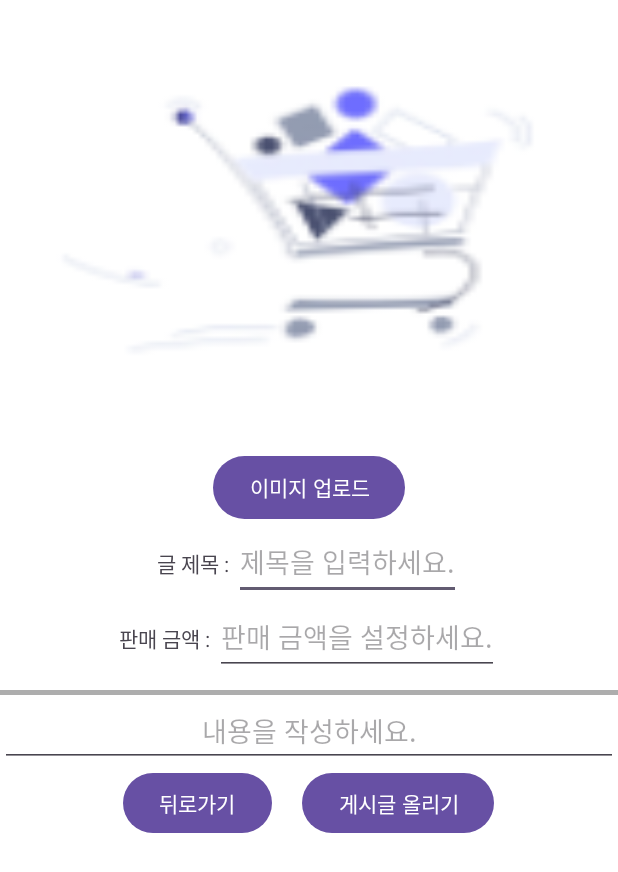
After one commit to keon22han/sealed_secondhand, an Android app: the layout activity_post.xml on its own in the app's theme, with its tools: preview values and no code run, on a phone screen of 412 x 824 dp. The commit adds this screen. Shown: the top 872 px of the screen. Run offline under Robolectric (Android 15) with nearby library versions, the phone set to English and light mode, and no system bars.

Commit message:
Add Post-related code
Add Post-related code

```diff
--- a/app/src/main/AndroidManifest.xml
+++ b/app/src/main/AndroidManifest.xml
@@ -2,6 +2,7 @@
 <manifest xmlns:android="http://schemas.android.com/apk/res/android"
     xmlns:tools="http://schemas.android.com/tools">
     <uses-permission android:name="android.permission.INTERNET"/>
+    <uses-permission android:name="android.permission.READ_EXTERNAL_STORAGE"/>
     <application
         android:allowBackup="true"
         android:dataExtractionRules="@xml/data_extraction_rules"
--- a/app/src/main/java/com/example/sealed_secondhand/db/models/PostListModel.kt
+++ b/app/src/main/java/com/example/sealed_secondhand/db/models/PostListModel.kt
@@ -6,6 +6,8 @@ class PostListModel {
     lateinit var postContent: String
     lateinit var itemImageUrl: String
     lateinit var price: String
-    lateinit var User: User
+    lateinit var user: User
     var saleState: Boolean = true
+
+
 }
--- a/app/src/main/java/com/example/sealed_secondhand/recyclerview/PostListRecyclerAdapter.kt
+++ b/app/src/main/java/com/example/sealed_secondhand/recyclerview/PostListRecyclerAdapter.kt
@@ -9,6 +9,7 @@ import android.widget.TextView
 import androidx.recyclerview.widget.ListAdapter
 import androidx.recyclerview.widget.RecyclerView
 import com.example.sealed_secondhand.MainActivity
+import com.example.sealed_secondhand.PostActivity
 import com.example.sealed_secondhand.R
 import com.example.sealed_secondhand.db.models.PostListModel
 
@@ -57,7 +58,7 @@ class PostListRecyclerAdapter(mainActivity: MainActivity) : ListAdapter<PostList
 
         holder.postListLayout.setOnClickListener {
             // TODO: PostActivity 추가되면 해당 코드 주석 제거
-            // mainActivity.replaceFragment(PostActivity(getItem(position))
+            mainActivity.replaceFragment(PostActivity(mainActivity, getItem(position), false))
         }
     }
 }
--- /dev/null
+++ b/app/src/main/res/layout/activity_post.xml
@@ -0,0 +1,96 @@
+<?xml version="1.0" encoding="utf-8"?>
+<LinearLayout xmlns:android="http://schemas.android.com/apk/res/android"
+    android:layout_width="match_parent"
+    android:layout_height="match_parent"
+    android:gravity="center_horizontal"
+    android:background="@color/white"
+    android:orientation="vertical">
+
+    <ScrollView
+        android:id="@+id/postScrollView"
+        android:layout_width="match_parent"
+        android:layout_height="match_parent">
+        <LinearLayout
+            android:layout_width="match_parent"
+            android:layout_height="match_parent"
+            android:gravity="center_horizontal"
+            android:orientation="vertical">
+            <ImageView
+                android:id="@+id/postImageView"
+                android:layout_width="match_parent"
+                android:layout_height="300dp"
+                android:background="@mipmap/ic_launcher"/>
+            <Button
+                android:id="@+id/imageUploadButton"
+                android:layout_width="wrap_content"
+                android:layout_height="50dp"
+                android:text="이미지 업로드"/>
+            <LinearLayout
+                android:layout_width="match_parent"
+                android:layout_height="wrap_content"
+                android:orientation="vertical"
+                android:gravity="center_horizontal">
+                <LinearLayout
+                    android:layout_width="match_parent"
+                    android:layout_height="wrap_content"
+                    android:gravity="center_horizontal"
+                    android:orientation="horizontal">
+                    <TextView
+                        android:layout_width="wrap_content"
+                        android:layout_height="50dp"
+                        android:text="글 제목 : "/>
+                    <EditText
+                        android:id="@+id/postTitleEditText"
+                        android:layout_width="wrap_content"
+                        android:layout_height="50dp"
+                        android:hint="제목을 입력하세요."/>
+                </LinearLayout>
+                <LinearLayout
+                    android:layout_width="match_parent"
+                    android:layout_height="wrap_content"
+                    android:gravity="center_horizontal"
+                    android:layout_marginBottom="10dp"
+                    android:orientation="horizontal">
+                    <TextView
+                        android:layout_width="wrap_content"
+                        android:layout_height="50dp"
+                        android:text="판매 금액 : "/>
+                    <EditText
+                        android:id="@+id/postPriceEditText"
+                        android:layout_width="wrap_content"
+                        android:layout_height="50dp"
+                        android:inputType="number"
+                        android:hint="판매 금액을 설정하세요."/>
+                </LinearLayout>
+            </LinearLayout>
+            <LinearLayout
+                android:layout_width="match_parent"
+                android:layout_height="3dp"
+                android:background="#77505050"/>
+            <EditText
+                android:id="@+id/postContextEditText"
+                android:layout_width="match_parent"
+                android:layout_height="match_parent"
+                android:gravity="center_horizontal"
+                android:hint="내용을 작성하세요."/>
+            <LinearLayout
+                android:layout_width="match_parent"
+                android:layout_height="wrap_content"
+                android:gravity="center_horizontal">
+                <Button
+                    android:id="@+id/postBackButton"
+                    android:layout_width="wrap_content"
+                    android:layout_height="wrap_content"
+                    android:layout_marginRight="10dp"
+                    android:text="뒤로가기"/>
+
+                <Button
+                    android:id="@+id/postUploadButton"
+                    android:layout_width="wrap_content"
+                    android:layout_height="wrap_content"
+                    android:layout_marginLeft="10dp"
+                    android:text="게시글 올리기"/>
+            </LinearLayout>
+        </LinearLayout>
+    </ScrollView>
+</LinearLayout>
--- a/app/src/main/res/layout/activity_postlist.xml
+++ b/app/src/main/res/layout/activity_postlist.xml
@@ -2,7 +2,7 @@
 <LinearLayout xmlns:android="http://schemas.android.com/apk/res/android"
     android:layout_width="match_parent"
     android:layout_height="match_parent"
-    android:background="@color/black">
+    android:background="@color/white">
     <androidx.recyclerview.widget.RecyclerView
         android:id="@+id/postListRecyclerView"
         android:layout_width="match_parent"
```
Also changed, not shown: app/src/main/java/com/example/sealed_secondhand/MainActivity.kt (+10 -0 lines), app/src/main/java/com/example/sealed_secondhand/PostActivity.kt (added, +169 -0 lines), app/src/main/res/layout/activity_post1.xml (added, +94 -0 lines).
